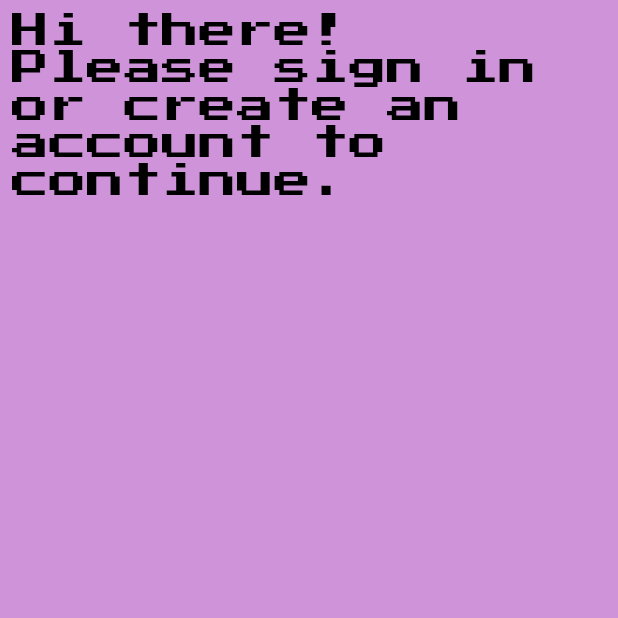
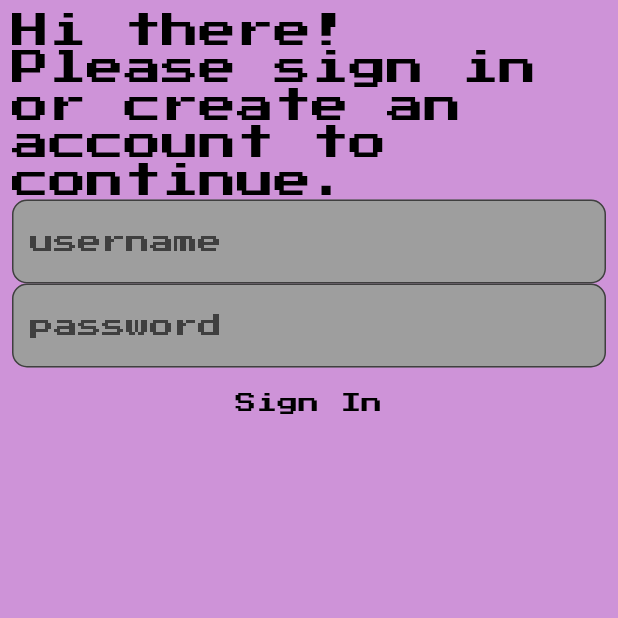
Before and after one commit to jamesecowell/needy-pet, a Flutter app: the SignIn screen opened directly, on a phone screen of 412 x 824 dp, the top half of it. Run offline on Flutter 3.47's test engine with Material 2 defaults, Android fonts, the phone set to English and light mode, and no system bars; our stand-ins replace cloud_firestore; accounts and stored records are empty.

Commit message:
[4] add username/password input boxes

```diff
--- a/lib/SignIn.dart
+++ b/lib/SignIn.dart
@@ -34,7 +34,75 @@ class SignInFormState extends State<SignInForm> {
                 fontFamily: 'PressStart2P',
                 color: Colors.black,
                 fontSize: 25.0),
-          )
+          ),
+          Form(
+            key: _formKey,
+            child: Column(children: <Widget>[
+              TextFormField(
+                controller: usernameController,
+                decoration: InputDecoration(
+                  border: OutlineInputBorder(
+                    borderRadius: BorderRadius.all(
+                      Radius.circular(10),
+                    ),
+                  ),
+                  filled: true,
+                  fillColor: Colors.grey,
+                  hintText: 'username',
+                ),
+                style: TextStyle(
+                  fontFamily: 'PressStart2P',
+                  color: Colors.black,
+                  fontSize: 16.0,
+                ),
+                validator: (value) {
+                  if (value.isEmpty) {
+                    return 'Please enter username';
+                  }
+                  return null;
+                },
+              ),
+              TextFormField(
+                controller: passwordController,
+                obscureText: true,
+                decoration: InputDecoration(
+                  border: OutlineInputBorder(
+                    borderRadius: BorderRadius.all(
+                      Radius.circular(10),
+                    ),
+                  ),
+                  filled: true,
+                  fillColor: Colors.grey,
+                  hintText: 'password',
+                ),
+                style: TextStyle(
+                  fontFamily: 'PressStart2P',
+                  color: Colors.black,
+                  fontSize: 16.0,
+                ),
+                validator: (value) {
+                  if (value.isEmpty) {
+                    return 'Please enter password';
+                  }
+                  return null;
+                },
+              ),
+              FlatButton(
+                onPressed: () {
+                  if (_formKey.currentState.validate()) {
+                    print('valid sign in');
+                  }
+                },
+                child: Text(
+                  'Sign In',
+                  style: TextStyle(
+                    fontFamily: 'PressStart2P',
+                    color: Colors.black,
+                  ),
+                ),
+              ),
+            ]),
+          ),
         ],
       ),
     );
```
